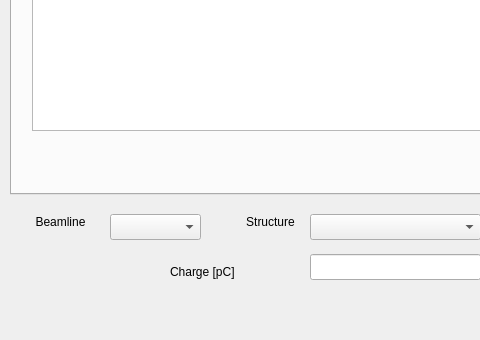
Qt form gui.ui (pdijksta/PassiveWFMeasurement) before a commit; both pictures show x 0 to 480 and y 516 to 856 of the 962 by 856 pixel window.
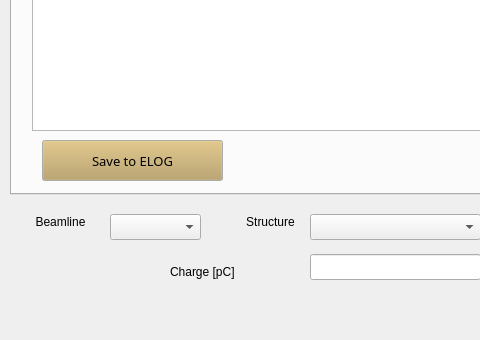
The same form after that commit.

Commit message: working ELOG system

Patch:
```diff
--- a/gui.ui
+++ b/gui.ui
@@ -2753,6 +2753,62 @@
        <set>Qt::AlignLeading|Qt::AlignLeft|Qt::AlignVCenter</set>
       </property>
      </widget>
+     <widget class="QPushButton" name="SaveElogGUI">
+      <property name="geometry">
+       <rect>
+        <x>30</x>
+        <y>630</y>
+        <width>181</width>
+        <height>41</height>
+       </rect>
+      </property>
+      <property name="palette">
+       <palette>
+        <active>
+         <colorrole role="Button">
+          <brush brushstyle="SolidPattern">
+           <color alpha="255">
+            <red>183</red>
+            <green>157</green>
+            <blue>92</blue>
+           </color>
+          </brush>
+         </colorrole>
+        </active>
+        <inactive>
+         <colorrole role="Button">
+          <brush brushstyle="SolidPattern">
+           <color alpha="255">
+            <red>183</red>
+            <green>157</green>
+            <blue>92</blue>
+           </color>
+          </brush>
+         </colorrole>
+        </inactive>
+        <disabled>
+         <colorrole role="Button">
+          <brush brushstyle="SolidPattern">
+           <color alpha="255">
+            <red>183</red>
+            <green>157</green>
+            <blue>92</blue>
+           </color>
+          </brush>
+         </colorrole>
+        </disabled>
+       </palette>
+      </property>
+      <property name="font">
+       <font>
+        <family>Sans Serif</family>
+        <pointsize>10</pointsize>
+       </font>
+      </property>
+      <property name="text">
+       <string>Save to ELOG</string>
+      </property>
+     </widget>
     </widget>
    </widget>
    <widget class="QComboBox" name="StructureSelect">
```
Left out of the diff: 2 changed lines with no effect on the pictures. The commit also changes 2 other files.
